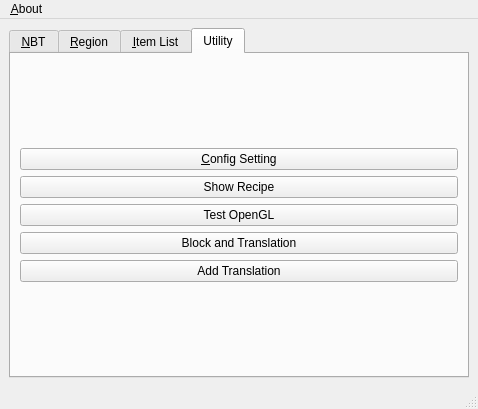
DreamHelium/dhlrc, file src/qt/mainwindow.ui: the form before one commit.
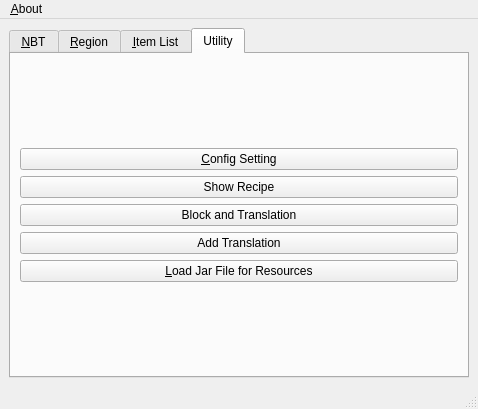
The form after the commit. The open tabs and pages were chosen to show the change.

The edit to the form file:
```diff
--- a/src/qt/mainwindow.ui
+++ b/src/qt/mainwindow.ui
@@ -158,13 +158,6 @@
             </property>
            </widget>
           </item>
-          <item>
-           <widget class="QPushButton" name="openglBtn">
-            <property name="text">
-             <string>Test OpenGL</string>
-            </property>
-           </widget>
-          </item>
           <item>
            <widget class="QPushButton" name="trBtn">
             <property name="text">
@@ -179,6 +172,13 @@
             </property>
            </widget>
           </item>
+          <item>
+           <widget class="QPushButton" name="loadBtn">
+            <property name="text">
+             <string>&amp;Load Jar File for Resources</string>
+            </property>
+           </widget>
+          </item>
          </layout>
         </item>
        </layout>
```
